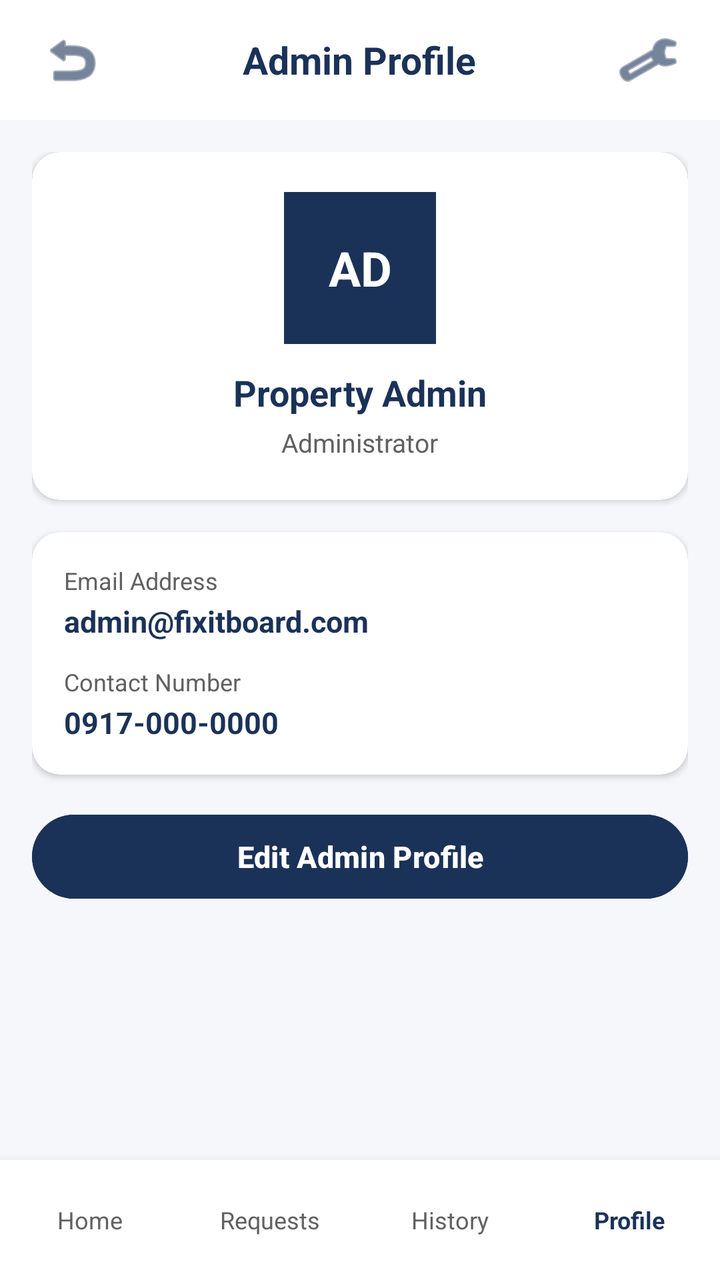
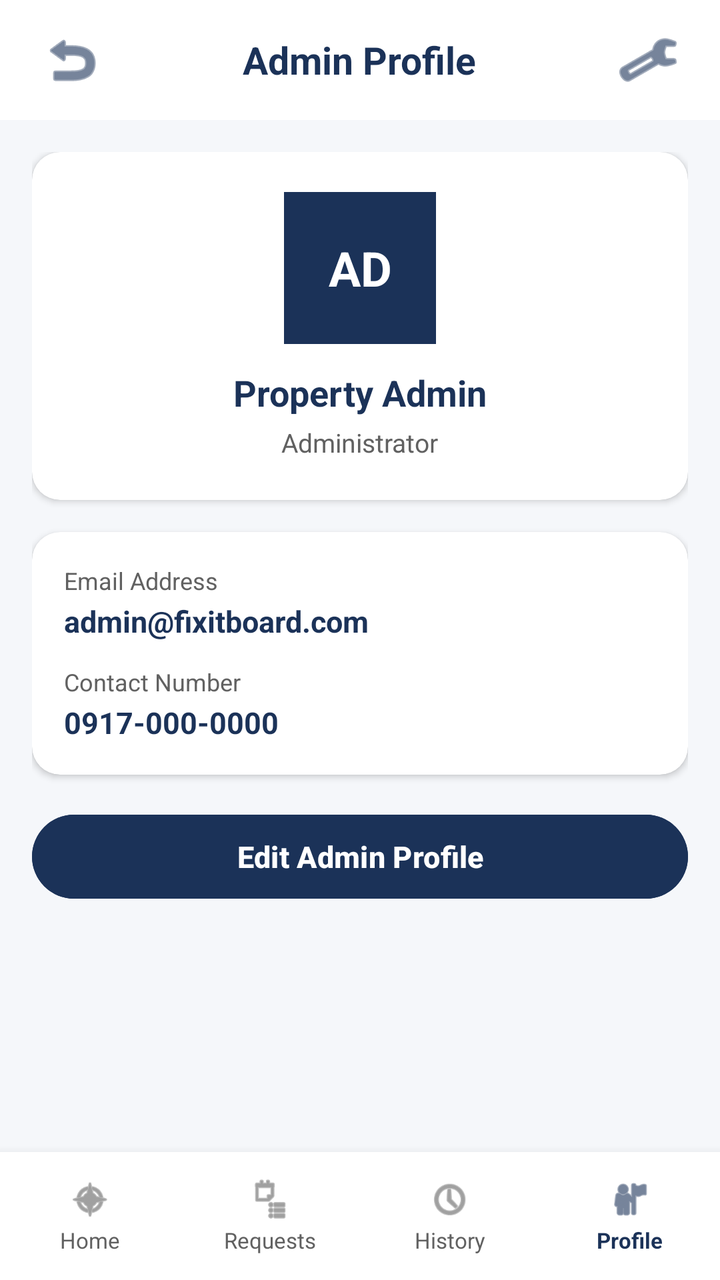

Screens rendered from an Android XML layout before and after an edit, with the pre-edit source and the edit as a unified diff.
<!-- AndroidManifest.xml: application theme Theme.FixItBoard -->
<!-- res/layout/activity_admin_profile.xml -->
<?xml version="1.0" encoding="utf-8"?>
<LinearLayout xmlns:android="http://schemas.android.com/apk/res/android"
    xmlns:app="http://schemas.android.com/apk/res-auto"
    android:layout_width="match_parent"
    android:layout_height="match_parent"
    android:background="@color/slate_bg"
    android:fitsSystemWindows="true"
    android:orientation="vertical">

    
    <RelativeLayout
        android:layout_width="match_parent"
        android:layout_height="60dp"
        android:background="@color/white"
        android:paddingHorizontal="16dp">

        <ImageButton
            android:id="@+id/btnBack"
            android:layout_width="40dp"
            android:layout_height="40dp"
            android:layout_alignParentStart="true"
            android:layout_centerVertical="true"
            android:background="?attr/selectableItemBackgroundBorderless"
            android:contentDescription="Back"
            android:src="@android:drawable/ic_menu_revert"
            app:tint="@color/navy_primary" />

        <TextView
            android:layout_width="wrap_content"
            android:layout_height="wrap_content"
            android:layout_centerInParent="true"
            android:text="Admin Profile"
            android:textColor="@color/navy_primary"
            android:textSize="19sp"
            android:textStyle="bold" />

        <ImageButton
            android:id="@+id/btnSettings"
            android:layout_width="40dp"
            android:layout_height="40dp"
            android:layout_alignParentEnd="true"
            android:layout_centerVertical="true"
            android:background="?attr/selectableItemBackgroundBorderless"
            android:contentDescription="Settings"
            android:src="@android:drawable/ic_menu_manage"
            app:tint="@color/navy_primary" />
    </RelativeLayout>

    <ScrollView
        android:layout_width="match_parent"
        android:layout_height="0dp"
        android:layout_weight="1"
        android:padding="16dp">

        <LinearLayout
            android:layout_width="match_parent"
            android:layout_height="wrap_content"
            android:orientation="vertical">

            
            <androidx.cardview.widget.CardView
                android:layout_width="match_parent"
                android:layout_height="wrap_content"
                android:layout_marginBottom="16dp"
                app:cardBackgroundColor="@color/white"
                app:cardCornerRadius="14dp"
                app:cardElevation="2dp">

                <LinearLayout
                    android:layout_width="match_parent"
                    android:layout_height="wrap_content"
                    android:gravity="center"
                    android:orientation="vertical"
                    android:padding="20dp">

                    <TextView
                        android:id="@+id/tvAdminInitials"
                        android:layout_width="76dp"
                        android:layout_height="76dp"
                        android:background="@color/navy_primary"
                        android:gravity="center"
                        android:text="AD"
                        android:textColor="@color/white"
                        android:textSize="24sp"
                        android:textStyle="bold" />

                    <TextView
                        android:id="@+id/tvAdminFullName"
                        android:layout_width="wrap_content"
                        android:layout_height="wrap_content"
                        android:layout_marginTop="12dp"
                        android:text="Property Admin"
                        android:textColor="@color/navy_primary"
                        android:textSize="18sp"
                        android:textStyle="bold" />

                    <TextView
                        android:id="@+id/tvAdminRole"
                        android:layout_width="wrap_content"
                        android:layout_height="wrap_content"
                        android:layout_marginTop="4dp"
                        android:text="Administrator"
                        android:textColor="@color/text_gray"
                        android:textSize="13sp" />
                </LinearLayout>
            </androidx.cardview.widget.CardView>

            
            <androidx.cardview.widget.CardView
                android:layout_width="match_parent"
                android:layout_height="wrap_content"
                android:layout_marginBottom="16dp"
                app:cardBackgroundColor="@color/white"
                app:cardCornerRadius="14dp"
                app:cardElevation="2dp">

                <LinearLayout
                    android:layout_width="match_parent"
                    android:layout_height="wrap_content"
                    android:orientation="vertical"
                    android:padding="16dp">

                    <TextView
                        android:layout_width="wrap_content"
                        android:layout_height="wrap_content"
                        android:text="Email Address"
                        android:textColor="@color/text_gray"
                        android:textSize="12sp" />

                    <TextView
                        android:id="@+id/tvAdminEmail"
                        android:layout_width="wrap_content"
                        android:layout_height="wrap_content"
                        android:layout_marginTop="2dp"
                        android:layout_marginBottom="12dp"
                        android:text="admin@fixitboard.com"
                        android:textColor="@color/navy_primary"
                        android:textSize="15sp"
                        android:textStyle="bold" />

                    <TextView
                        android:layout_width="wrap_content"
                        android:layout_height="wrap_content"
                        android:text="Contact Number"
                        android:textColor="@color/text_gray"
                        android:textSize="12sp" />

                    <TextView
                        android:id="@+id/tvAdminContact"
                        android:layout_width="wrap_content"
                        android:layout_height="wrap_content"
                        android:layout_marginTop="2dp"
                        android:text="0917-000-0000"
                        android:textColor="@color/navy_primary"
                        android:textSize="15sp"
                        android:textStyle="bold" />
                </LinearLayout>
            </androidx.cardview.widget.CardView>

            <Button
                android:id="@+id/btnEditAdminProfile"
                android:layout_width="match_parent"
                android:layout_height="50dp"
                android:backgroundTint="@color/navy_primary"
                android:text="Edit Admin Profile"
                android:textAllCaps="false"
                android:textColor="@color/white"
                android:textSize="15sp"
                android:textStyle="bold" />

        </LinearLayout>
    </ScrollView>

    
    <LinearLayout
        android:layout_width="match_parent"
        android:layout_height="60dp"
        android:background="@color/white"
        android:elevation="8dp"
        android:orientation="horizontal">

        <LinearLayout
            android:id="@+id/navHome"
            android:layout_width="0dp"
            android:layout_height="match_parent"
            android:layout_weight="1"
            android:gravity="center"
            android:orientation="vertical">

            <TextView
                android:layout_width="wrap_content"
                android:layout_height="wrap_content"
                android:text="Home"
                android:textColor="@color/text_gray"
                android:textSize="12sp" />
        </LinearLayout>

        <LinearLayout
            android:id="@+id/navRequests"
            android:layout_width="0dp"
            android:layout_height="match_parent"
            android:layout_weight="1"
            android:gravity="center"
            android:orientation="vertical">

            <TextView
                android:layout_width="wrap_content"
                android:layout_height="wrap_content"
                android:text="Requests"
                android:textColor="@color/text_gray"
                android:textSize="12sp" />
        </LinearLayout>

        <LinearLayout
            android:id="@+id/navHistory"
            android:layout_width="0dp"
            android:layout_height="match_parent"
            android:layout_weight="1"
            android:gravity="center"
            android:orientation="vertical">

            <TextView
                android:layout_width="wrap_content"
                android:layout_height="wrap_content"
                android:text="History"
                android:textColor="@color/text_gray"
                android:textSize="12sp" />
        </LinearLayout>

        <LinearLayout
            android:id="@+id/navProfile"
            android:layout_width="0dp"
            android:layout_height="match_parent"
            android:layout_weight="1"
            android:gravity="center"
            android:orientation="vertical">

            <TextView
                android:layout_width="wrap_content"
                android:layout_height="wrap_content"
                android:text="Profile"
                android:textColor="@color/navy_primary"
                android:textSize="12sp"
                android:textStyle="bold" />
        </LinearLayout>
    </LinearLayout>

</LinearLayout>
<!-- resources referenced by this layout -->
<resources>
  <color name="navy_primary">#1B3258</color>
  <color name="slate_bg">#F5F7FA</color>
  <color name="text_gray">#616161</color>
  <color name="white">#FFFFFFFF</color>
  <style name="Theme.FixItBoard" parent="Base.Theme.FixItBoard" />
  <style name="Base.Theme.FixItBoard" parent="Theme.Material3.DayNight.NoActionBar">
          
          
      </style>
</resources>

<!-- the commit's change to res/layout/activity_admin_profile.xml (unified diff, before → after) -->
@@ -174,10 +174,11 @@
     
     <LinearLayout
         android:layout_width="match_parent"
-        android:layout_height="60dp"
+        android:layout_height="64dp"
         android:background="@color/white"
         android:elevation="8dp"
-        android:orientation="horizontal">
+        android:orientation="horizontal"
+        android:paddingVertical="6dp">
 
         <LinearLayout
             android:id="@+id/navHome"
@@ -187,12 +188,20 @@
             android:gravity="center"
             android:orientation="vertical">
 
-            <TextView
-                android:layout_width="wrap_content"
-                android:layout_height="wrap_content"
+            <ImageView
+                android:layout_width="22dp"
+                android:layout_height="22dp"
+                android:contentDescription="Home"
+                android:src="@android:drawable/ic_menu_compass"
+                app:tint="@color/text_gray" />
+
+            <TextView
+                android:layout_width="wrap_content"
+                android:layout_height="wrap_content"
+                android:layout_marginTop="2dp"
                 android:text="Home"
                 android:textColor="@color/text_gray"
-                android:textSize="12sp" />
+                android:textSize="11sp" />
         </LinearLayout>
 
         <LinearLayout
@@ -203,12 +212,20 @@
             android:gravity="center"
             android:orientation="vertical">
 
-            <TextView
-                android:layout_width="wrap_content"
-                android:layout_height="wrap_content"
+            <ImageView
+                android:layout_width="22dp"
+                android:layout_height="22dp"
+                android:contentDescription="Requests"
+                android:src="@android:drawable/ic_menu_agenda"
+                app:tint="@color/text_gray" />
+
+            <TextView
+                android:layout_width="wrap_content"
+                android:layout_height="wrap_content"
+                android:layout_marginTop="2dp"
                 android:text="Requests"
                 android:textColor="@color/text_gray"
-                android:textSize="12sp" />
+                android:textSize="11sp" />
         </LinearLayout>
 
         <LinearLayout
@@ -219,12 +236,20 @@
             android:gravity="center"
             android:orientation="vertical">
 
-            <TextView
-                android:layout_width="wrap_content"
-                android:layout_height="wrap_content"
+            <ImageView
+                android:layout_width="22dp"
+                android:layout_height="22dp"
+                android:contentDescription="History"
+                android:src="@android:drawable/ic_menu_recent_history"
+                app:tint="@color/text_gray" />
+
+            <TextView
+                android:layout_width="wrap_content"
+                android:layout_height="wrap_content"
+                android:layout_marginTop="2dp"
                 android:text="History"
                 android:textColor="@color/text_gray"
-                android:textSize="12sp" />
+                android:textSize="11sp" />
         </LinearLayout>
 
         <LinearLayout
@@ -235,12 +260,20 @@
             android:gravity="center"
             android:orientation="vertical">
 
-            <TextView
-                android:layout_width="wrap_content"
-                android:layout_height="wrap_content"
+            <ImageView
+                android:layout_width="22dp"
+                android:layout_height="22dp"
+                android:contentDescription="Profile"
+                android:src="@android:drawable/ic_menu_myplaces"
+                app:tint="@color/navy_primary" />
+
+            <TextView
+                android:layout_width="wrap_content"
+                android:layout_height="wrap_content"
+                android:layout_marginTop="2dp"
                 android:text="Profile"
                 android:textColor="@color/navy_primary"
-                android:textSize="12sp"
+                android:textSize="11sp"
                 android:textStyle="bold" />
         </LinearLayout>
     </LinearLayout>
